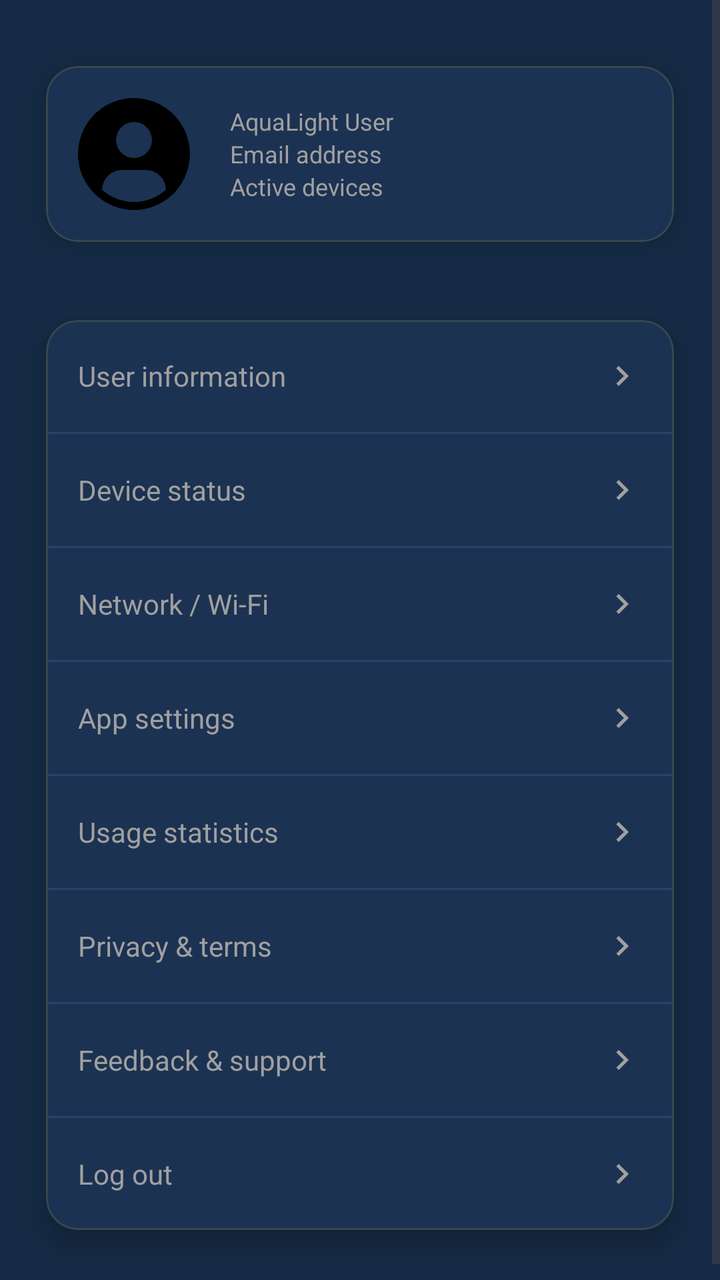
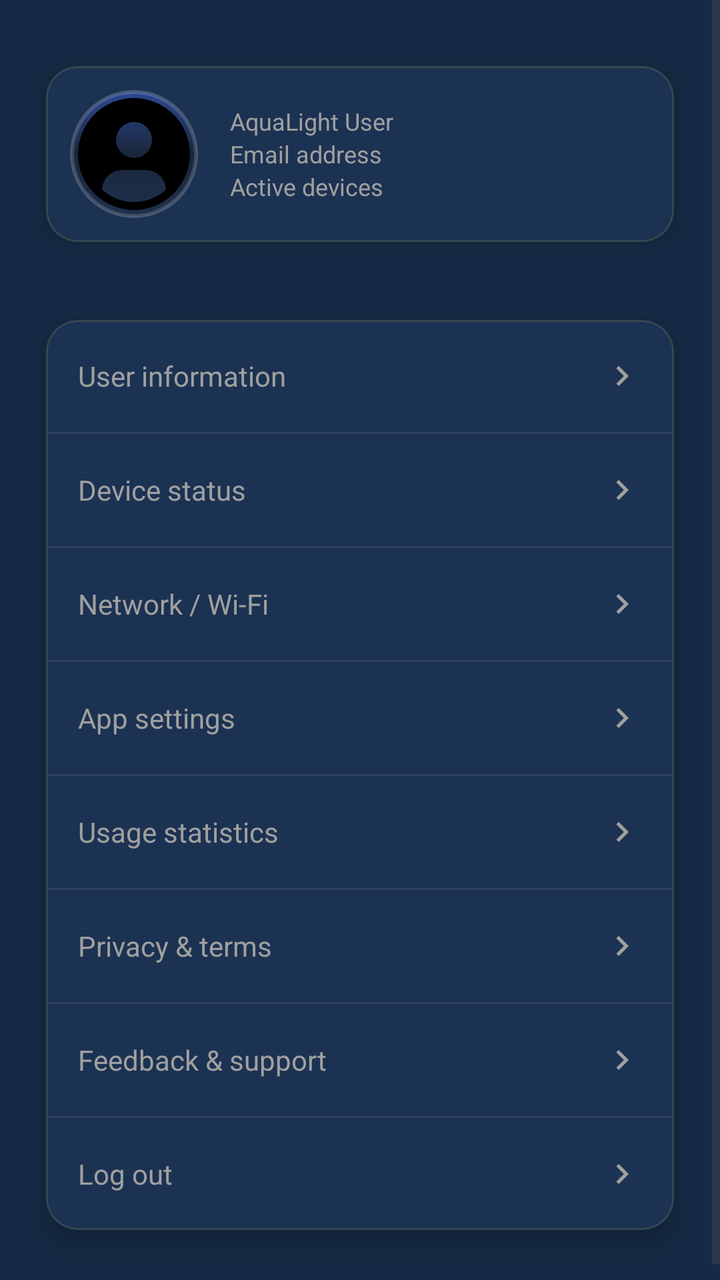

Two renders of the same Android screen: before a commit and after it. Below are the layout's source before the change and the commit's diff.
<!-- AndroidManifest.xml: application theme AppTheme -->
<!-- res/layout/fragment_settings.xml -->
<?xml version="1.0" encoding="utf-8"?>
<ScrollView
    xmlns:android="http://schemas.android.com/apk/res/android"
    xmlns:app="http://schemas.android.com/apk/res-auto"
    android:layout_width="match_parent"
    android:layout_height="match_parent"
    android:background="@color/background_color"
    android:fillViewport="true">

    <LinearLayout
        android:layout_width="match_parent"
        android:layout_height="wrap_content"
        android:orientation="vertical"
        android:paddingTop="16dp"
        android:paddingStart="10dp"
        android:paddingEnd="10dp"
        android:paddingBottom="16dp">

        
        <com.google.android.material.card.MaterialCardView
            android:layout_width="match_parent"
            android:layout_height="wrap_content"
			style="@style/Widget.Aqua.CardStyles"
            android:layout_marginBottom="5dp">

            <LinearLayout
                android:layout_width="match_parent"
                android:layout_height="wrap_content"
                android:orientation="horizontal"
                android:gravity="center_vertical"
                android:padding="12dp">

                <ImageView
                    android:id="@+id/ivProfilePhoto"
                    android:layout_width="64dp"
                    android:layout_height="64dp"
                    android:src="@drawable/ic_profile_placeholder"
                    android:scaleType="fitCenter"
                    
                    android:clipToOutline="true"
                    android:clickable="true"
                    android:focusable="true"
                    android:contentDescription="@string/settings_profile_photo_desc" />

                <LinearLayout
                    android:layout_width="0dp"
                    android:layout_height="wrap_content"
                    android:layout_weight="1"
                    android:layout_marginStart="16dp"
                    android:orientation="vertical">

                    <TextView
                        android:id="@+id/tvUsername"
                        android:layout_width="match_parent"
                        android:layout_height="wrap_content"
                        android:text="@string/settings_default_username"
                        android:textColor="@color/settings_text_secondary"
                        android:textSize="12sp"/>

                    <TextView
                        android:id="@+id/tvEmail"
                        android:layout_width="match_parent"
                        android:layout_height="wrap_content"
                        android:text="@string/settings_default_email"
                        android:textColor="@color/settings_text_secondary"
                        android:textSize="12sp"/>

                    <TextView
                        android:id="@+id/tvActiveDevices"
                        android:layout_width="match_parent"
                        android:layout_height="wrap_content"
                        android:text="@string/active_devices"
                        android:textColor="@color/settings_text_secondary"
                        android:textSize="12sp"/>
                </LinearLayout>
            </LinearLayout>
        </com.google.android.material.card.MaterialCardView>

        
        <com.google.android.material.card.MaterialCardView
            android:layout_width="match_parent"
            android:layout_height="wrap_content"
            style="@style/Widget.Aqua.CardStyles">

            <LinearLayout
                android:layout_width="match_parent"
                android:layout_height="wrap_content"
                android:orientation="vertical">

                
                <LinearLayout
                    android:id="@+id/rowUserInfo"
                    android:layout_width="match_parent"
                    android:layout_height="56dp"
                    android:paddingHorizontal="16dp"
                    android:gravity="center_vertical"
                    android:clickable="true"
                    android:focusable="true"
                    android:background="?android:attr/selectableItemBackground"
                    android:contentDescription="@string/settings_user_info_desc">

                    <TextView
                        android:layout_width="0dp"
                        android:layout_height="wrap_content"
                        android:layout_weight="1"
                        android:text="@string/settings_user_info"
                        android:textColor="@color/settings_text_secondary"
                        android:textSize="14sp"/>

                    <ImageView
                        android:layout_width="20dp"
                        android:layout_height="20dp"
                        android:src="@drawable/ic_arrow_right"
                        app:tint="@color/settings_text_secondary"
                        android:contentDescription="@string/settings_arrow_desc"/>
                </LinearLayout>

                <View
                    android:layout_width="match_parent"
                    android:layout_height="1dp"
                    android:background="@color/settings_divider"/>

                
                <LinearLayout
                    android:id="@+id/rowDeviceStatus"
                    android:layout_width="match_parent"
                    android:layout_height="56dp"
                    android:paddingHorizontal="16dp"
                    android:gravity="center_vertical"
                    android:clickable="true"
                    android:focusable="true"
                    android:background="?android:attr/selectableItemBackground"
                    android:contentDescription="@string/settings_device_status_desc">

                    <TextView
                        android:layout_width="0dp"
                        android:layout_height="wrap_content"
                        android:layout_weight="1"
                        android:text="@string/settings_device_status"
                        android:textColor="@color/settings_text_secondary"
                        android:textSize="14sp"/>

                    <ImageView
                        android:layout_width="20dp"
                        android:layout_height="20dp"
                        android:src="@drawable/ic_arrow_right"
                        app:tint="@color/settings_text_secondary"
                        android:contentDescription="@string/settings_arrow_desc"/>
                </LinearLayout>

                <View
                    android:layout_width="match_parent"
                    android:layout_height="1dp"
                    android:background="@color/settings_divider"/>

                
                <LinearLayout
                    android:id="@+id/rowNetwork"
                    android:layout_width="match_parent"
                    android:layout_height="56dp"
                    android:paddingHorizontal="16dp"
                    android:gravity="center_vertical"
                    android:clickable="true"
                    android:focusable="true"
                    android:background="?android:attr/selectableItemBackground"
                    android:contentDescription="@string/settings_network_desc">

                    <TextView
                        android:layout_width="0dp"
                        android:layout_height="wrap_content"
                        android:layout_weight="1"
                        android:text="@string/settings_network"
                        android:textColor="@color/settings_text_secondary"
                        android:textSize="14sp"/>

                    <ImageView
                        android:layout_width="20dp"
                        android:layout_height="20dp"
                        android:src="@drawable/ic_arrow_right"
                        app:tint="@color/settings_text_secondary"
                        android:contentDescription="@string/settings_arrow_desc"/>
                </LinearLayout>

                <View
                    android:layout_width="match_parent"
                    android:layout_height="1dp"
                    android:background="@color/settings_divider"/>

                
                <LinearLayout
                    android:id="@+id/rowSettings"
                    android:layout_width="match_parent"
                    android:layout_height="56dp"
                    android:paddingHorizontal="16dp"
                    android:gravity="center_vertical"
                    android:clickable="true"
                    android:focusable="true"
                    android:background="?android:attr/selectableItemBackground"
                    android:contentDescription="@string/settings_app_desc">

                    <TextView
                        android:layout_width="0dp"
                        android:layout_height="wrap_content"
                        android:layout_weight="1"
                        android:text="@string/settings_app"
                        android:textColor="@color/settings_text_secondary"
                        android:textSize="14sp"/>

                    <ImageView
                        android:layout_width="20dp"
                        android:layout_height="20dp"
                        android:src="@drawable/ic_arrow_right"
                        app:tint="@color/settings_text_secondary"
                        android:contentDescription="@string/settings_arrow_desc"/>
                </LinearLayout>

                <View
                    android:layout_width="match_parent"
                    android:layout_height="1dp"
                    android:background="@color/settings_divider"/>

                
                <LinearLayout
                    android:id="@+id/rowUsage"
                    android:layout_width="match_parent"
                    android:layout_height="56dp"
                    android:paddingHorizontal="16dp"
                    android:gravity="center_vertical"
                    android:clickable="true"
                    android:focusable="true"
                    android:background="?android:attr/selectableItemBackground"
                    android:contentDescription="@string/settings_usage_desc">

                    <TextView
                        android:layout_width="0dp"
                        android:layout_height="wrap_content"
                        android:layout_weight="1"
                        android:text="@string/settings_usage"
                        android:textColor="@color/settings_text_secondary"
                        android:textSize="14sp"/>

                    <ImageView
                        android:layout_width="20dp"
                        android:layout_height="20dp"
                        android:src="@drawable/ic_arrow_right"
                        app:tint="@color/settings_text_secondary"
                        android:contentDescription="@string/settings_arrow_desc"/>
                </LinearLayout>

                <View
                    android:layout_width="match_parent"
                    android:layout_height="1dp"
                    android:background="@color/settings_divider"/>

                
                <LinearLayout
                    android:id="@+id/rowPrivacy"
                    android:layout_width="match_parent"
                    android:layout_height="56dp"
                    android:paddingHorizontal="16dp"
                    android:gravity="center_vertical"
                    android:clickable="true"
                    android:focusable="true"
                    android:background="?android:attr/selectableItemBackground"
                    android:contentDescription="@string/settings_privacy_desc">

                    <TextView
                        android:layout_width="0dp"
                        android:layout_height="wrap_content"
                        android:layout_weight="1"
                        android:text="@string/settings_privacy"
                        android:textColor="@color/settings_text_secondary"
                        android:textSize="14sp"/>

                    <ImageView
                        android:layout_width="20dp"
                        android:layout_height="20dp"
                        android:src="@drawable/ic_arrow_right"
                        app:tint="@color/settings_text_secondary"
                        android:contentDescription="@string/settings_arrow_desc"/>
                </LinearLayout>

                <View
                    android:layout_width="match_parent"
                    android:layout_height="1dp"
                    android:background="@color/settings_divider"/>

                
                <LinearLayout
                    android:id="@+id/rowFeedback"
                    android:layout_width="match_parent"
                    android:layout_height="56dp"
                    android:paddingHorizontal="16dp"
                    android:gravity="center_vertical"
                    android:clickable="true"
                    android:focusable="true"
                    android:background="?android:attr/selectableItemBackground"
                    android:contentDescription="@string/settings_feedback_desc">

                    <TextView
                        android:layout_width="0dp"
                        android:layout_height="wrap_content"
                        android:layout_weight="1"
                        android:text="@string/settings_feedback"
                        android:textColor="@color/settings_text_secondary"
                        android:textSize="14sp"/>

                    <ImageView
                        android:layout_width="20dp"
                        android:layout_height="20dp"
                        android:src="@drawable/ic_arrow_right"
                        app:tint="@color/settings_text_secondary"
                        android:contentDescription="@string/settings_arrow_desc"/>
                </LinearLayout>

                <View
                    android:layout_width="match_parent"
                    android:layout_height="1dp"
                    android:background="@color/settings_divider"/>

                
                <LinearLayout
                    android:id="@+id/rowLogout"
                    android:layout_width="match_parent"
                    android:layout_height="56dp"
                    android:paddingHorizontal="16dp"
                    android:gravity="center_vertical"
                    android:clickable="true"
                    android:focusable="true"
                    android:background="?android:attr/selectableItemBackground"
                    android:contentDescription="@string/settings_logout_desc">

                    <TextView
                        android:layout_width="0dp"
                        android:layout_height="wrap_content"
                        android:layout_weight="1"
                        android:text="@string/settings_logout"
                        android:textColor="@color/settings_text_secondary"
                        android:textSize="14sp"/>

                    <ImageView
                        android:layout_width="20dp"
                        android:layout_height="20dp"
                        android:src="@drawable/ic_arrow_right"
                        app:tint="@color/settings_text_secondary"
                        android:contentDescription="@string/settings_arrow_desc"/>
                </LinearLayout>
            </LinearLayout>
        </com.google.android.material.card.MaterialCardView>
    </LinearLayout>
</ScrollView>
<!-- resources referenced by this layout -->
<resources>
  <color name="background_color">#152B45</color>
  <color name="settings_divider">#2D3F66</color>
  <color name="settings_text_secondary">#A0A0A0</color>
  <!-- drawable ic_arrow_right (drawable) -->
  <vector xmlns:android="http://schemas.android.com/apk/res/android"
      android:width="24dp"
      android:height="24dp"
      android:viewportWidth="24"
      android:viewportHeight="24">
  
      <path
          android:fillColor="#A0A0A0"
          android:pathData="M8.59,16.59L13.17,12L8.59,7.41L10,6L16,12L10,18L8.59,16.59Z"/>
  </vector>
  <string name="active_devices">Active devices</string>
  <string name="settings_app">App settings</string>
  <string name="settings_app_desc">Manage theme, language and general settings</string>
  <string name="settings_arrow_desc">Go to details</string>
  <string name="settings_default_email">Email address</string>
  <string name="settings_default_username">AquaLight User</string>
  <string name="settings_device_status">Device status</string>
  <string name="settings_device_status_desc">View the status of connected devices</string>
  <string name="settings_feedback">Feedback &amp; support</string>
  <string name="settings_feedback_desc">Send feedback or get support</string>
  <string name="settings_logout">Log out</string>
  <string name="settings_logout_desc">Sign out of your account</string>
  <string name="settings_network">Network / Wi-Fi</string>
  <string name="settings_network_desc">Configure network and connection settings</string>
  <string name="settings_privacy">Privacy &amp; terms</string>
  <string name="settings_privacy_desc">View privacy policy and terms of use</string>
  <string name="settings_profile_photo_desc">Profile photo</string>
  <string name="settings_usage">Usage statistics</string>
  <string name="settings_usage_desc">View app usage statistics</string>
  <string name="settings_user_info">User information</string>
  <string name="settings_user_info_desc">View and edit user information</string>
  <style name="Widget.Aqua.CardStyles" parent="Widget.MaterialComponents.CardView">
          <item name="cardBackgroundColor">@color/settings_card_background</item>
          <item name="cardCornerRadius">16dp</item>
          <item name="cardElevation">8dp</item>
          <item name="cardUseCompatPadding">true</item>
      </style>
  <color name="settings_card_background">#1C3252</color>
  <color name="md_theme_light_primary">#2196F3</color>
  <color name="md_theme_light_onPrimary">#FFFFFF</color>
  <color name="md_theme_light_secondary">#4A6363</color>
  <color name="md_theme_light_onSecondary">#FFFFFF</color>
  <color name="md_theme_light_background">#152B45</color>
  <color name="md_theme_light_surface">#152B45</color>
  <color name="md_theme_light_onSurface">#E0E6ED</color>
  <color name="md_theme_light_surfaceVariant">#233042</color>
  <color name="md_theme_light_onSurfaceVariant">#5C6B75</color>
  <color name="md_theme_light_outline">#455A64</color>
  <color name="md_theme_light_outlineVariant">#37474F</color>
  <color name="md_theme_light_error">#D32F2F</color>
  <color name="md_theme_light_onError">#FFFFFF</color>
  <!-- unchanged entries left out for length: 2 -->
</resources>

<!-- the commit's change to res/layout/fragment_settings.xml (unified diff, before → after) -->
@@ -34,6 +34,7 @@
                     android:id="@+id/ivProfilePhoto"
                     android:layout_width="64dp"
                     android:layout_height="64dp"
+					android:background="@drawable/profile_background"
                     android:src="@drawable/ic_profile_placeholder"
                     android:scaleType="fitCenter"
                     
<!-- resource entries referenced after the edit -->
@@ -14,6 +14,32 @@
           android:fillColor="#A0A0A0"
           android:pathData="M8.59,16.59L13.17,12L8.59,7.41L10,6L16,12L10,18L8.59,16.59Z"/>
   </vector>
+  <!-- drawable profile_background (drawable) -->
+  <?xml version="1.0" encoding="utf-8"?>
+  <layer-list xmlns:android="http://schemas.android.com/apk/res/android">
+  
+      
+      <item>
+          <shape android:shape="oval">
+              <gradient
+                  android:type="linear"
+                  android:angle="270"
+                  android:startColor="#1E3A8A"
+                  android:centerColor="#0A192F"
+                  android:endColor="#112240" />
+              <stroke
+                  android:width="2dp"
+                  android:color="#33FFFFFF" />
+          </shape>
+      </item>
+  
+      
+      <item android:top="2dp" android:left="2dp" android:right="2dp" android:bottom="2dp">
+          <shape android:shape="oval">
+              <solid android:color="#10FFFFFF" />
+          </shape>
+      </item>
+  </layer-list>
   <string name="active_devices">Active devices</string>
   <string name="settings_app">App settings</string>
   <string name="settings_app_desc">Manage theme, language and general settings</string>
